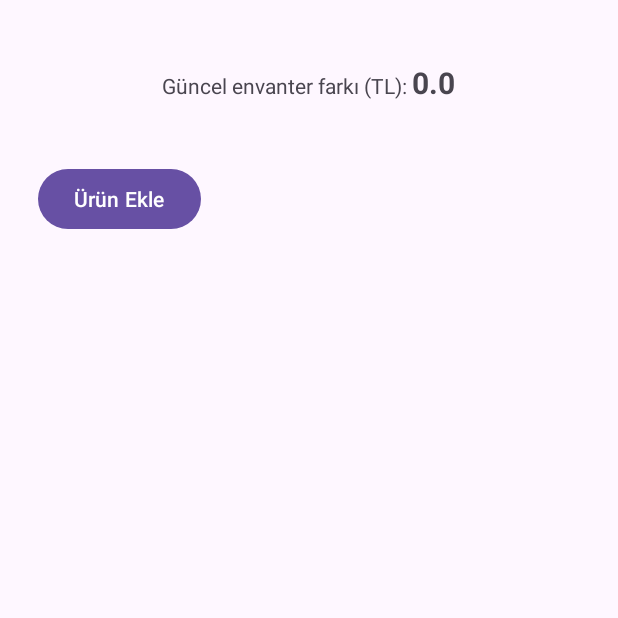
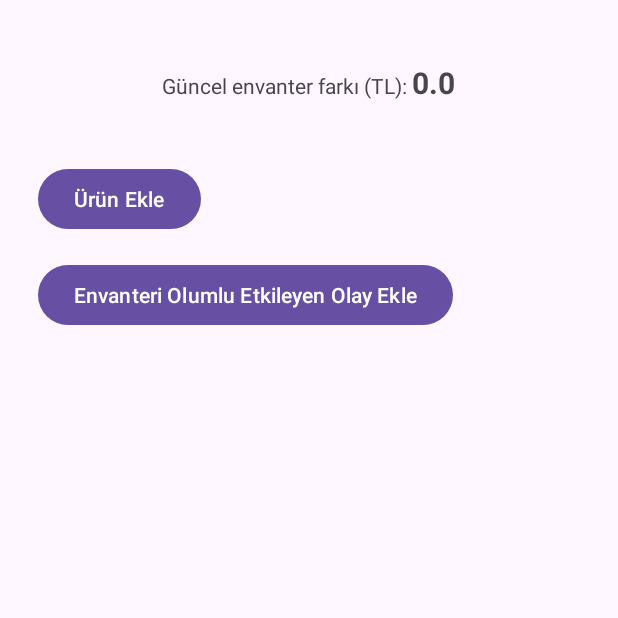
Before and after one commit to alibozlak/followCurrentInventoryDifference, an Android app: the screen it shows after launch (MainActivity), on a phone screen of 412 x 824 dp, the top half of it. Run offline under Robolectric (Android 15) with nearby library versions, the phone set to English and light mode, and no system bars.

Commit message:
Before AddPositiveEventAffectingInventory

```diff
--- a/app/src/main/java/dev/bozlak/followcurrentinventorydifference/dao/concretes/FirstProductDao.java
+++ b/app/src/main/java/dev/bozlak/followcurrentinventorydifference/dao/concretes/FirstProductDao.java
@@ -68,12 +68,14 @@ public class FirstProductDao implements ProductDao {
                 + DbConstants.PRODUCT_PRICE_COLUMN_NAME + ", "
                 + DbConstants.PRODUCT_TAX_COLUMN_NAME + ", "
                 + DbConstants.LAST_PRODUCT_INVENTORY_DIFFERENCE_COLUMN_NAME + ", "
-                + DbConstants.LAST_PRODUCT_INVENTORY_DATE_COLUMN_NAME + ") VALUES ("
+                + DbConstants.LAST_PRODUCT_INVENTORY_DATE_COLUMN_NAME + ", "
+                + DbConstants.PRODUCT_NAME_COLUMN_NAME + ") VALUES ("
                 + product.getProductCode() + ", "
                 + product.getCurrentPrice() + ", "
                 + product.getTax() + ", "
                 + product.getInventoryDifference() + ", "
-                + product.getLastProductInventoryDate() + ");";
+                + product.getLastProductInventoryDate() + ", '"
+                + product.getProductName() + "');";
         try (SQLiteDatabase db = SQLiteDatabase.openOrCreateDatabase(DbConstants.DB_PATH, null)) {
             System.out.println(db.isReadOnly());
             db.execSQL(sqlForAddProduct);
--- a/app/src/main/java/dev/bozlak/followcurrentinventorydifference/views/AddProductFragment.java
+++ b/app/src/main/java/dev/bozlak/followcurrentinventorydifference/views/AddProductFragment.java
@@ -76,7 +76,7 @@ public class AddProductFragment extends Fragment {
                 inventoryDifference = Double.parseDouble(inventoryDifferenceString);
             }
             long lastProductInventoryDate = binding.cvLastProductInventoryDate.getDate();
-            //String productName = binding.etProductName.getText().toString();
+            String productName = binding.etProductName.getText().toString();
 
             Product product = new Product();
             product.setProductCode(productCode);
@@ -84,7 +84,7 @@ public class AddProductFragment extends Fragment {
             product.setTax(tax);
             product.setInventoryDifference(inventoryDifference);
             product.setLastProductInventoryDate(lastProductInventoryDate);
-            //product.setProductName(productName);
+            product.setProductName(productName);
             if(addProduct(product)){
                 Toast toast = Toast.makeText(this.getContext(), "Ürün eklendi.", Toast.LENGTH_SHORT);
                 toast.show();
@@ -93,7 +93,7 @@ public class AddProductFragment extends Fragment {
                 binding.etProductTax.setText("");
                 binding.etProductInventoryDifference.setText("");
                 binding.cvLastProductInventoryDate.setDate(new Date().getTime());
-                //binding.etProductName.setText("");
+                binding.etProductName.setText("");
             } else {
                 Toast.makeText(this.getContext(), "Ürün eklenirken hata oluştu.", Toast.LENGTH_SHORT).show();
             }
--- a/app/src/main/res/layout/fragment_add_product.xml
+++ b/app/src/main/res/layout/fragment_add_product.xml
@@ -157,7 +157,7 @@
 
     </LinearLayout>
 
-  <!--  <LinearLayout
+    <LinearLayout
         android:id="@+id/ll_productName"
         android:layout_width="wrap_content"
         android:layout_height="wrap_content"
@@ -183,7 +183,7 @@
             android:hint="Ürün adı (isteğe bağlı)"
             android:inputType="text" />
 
-    </LinearLayout> -->
+    </LinearLayout>
 
     <Button
         android:id="@+id/btn_addProductInAddProductFragment"
@@ -193,7 +193,7 @@
         android:text="Ekle"
         app:layout_constraintEnd_toEndOf="parent"
         app:layout_constraintStart_toStartOf="parent"
-        app:layout_constraintTop_toBottomOf="@+id/ll_lastProductInventoryDate" />
+        app:layout_constraintTop_toBottomOf="@+id/ll_productName" />
 
 
 </LinearLayout>
--- a/app/src/main/res/layout/fragment_main.xml
+++ b/app/src/main/res/layout/fragment_main.xml
@@ -46,4 +46,13 @@
         app:layout_constraintStart_toStartOf="parent"
         app:layout_constraintTop_toBottomOf="@+id/linearLayout" />
 
+    <Button
+        android:id="@+id/btn_addEventInMainFragment"
+        android:layout_width="wrap_content"
+        android:layout_height="wrap_content"
+        android:layout_marginTop="16dp"
+        android:text="Envanteri Olumlu Etkileyen Olay Ekle"
+        app:layout_constraintStart_toStartOf="@+id/btn_addProduct"
+        app:layout_constraintTop_toBottomOf="@+id/btn_addProduct" />
+
 </androidx.constraintlayout.widget.ConstraintLayout>
--- a/app/src/main/res/navigation/nav_graph.xml
+++ b/app/src/main/res/navigation/nav_graph.xml
@@ -13,10 +13,23 @@
         <action
             android:id="@+id/mainFragmentToAddProductFragment"
             app:destination="@id/addProductFragment" />
+        <action
+            android:id="@+id/mainFragmentToAddPositiveEventFragment"
+            app:destination="@id/addPositiveEventFragment" />
     </fragment>
     <fragment
         android:id="@+id/addProductFragment"
         android:name="dev.bozlak.followcurrentinventorydifference.views.AddProductFragment"
         android:label="fragment_add_product"
         tools:layout="@layout/fragment_add_product" />
+    <fragment
+        android:id="@+id/addPositiveEventFragment"
+        android:name="dev.bozlak.followcurrentinventorydifference.views.AddPositiveEventFragment"
+        android:label="fragment_add_positive_event"
+        tools:layout="@layout/fragment_add_positive_event" >
+        <argument
+            android:name="isEventPositive"
+            app:argType="boolean"
+            android:defaultValue="true" />
+    </fragment>
 </navigation>
```
Also changed, not shown: app/src/main/java/dev/bozlak/followcurrentinventorydifference/views/AddPositiveEventFragment.java (added, +46 -0 lines), app/src/main/java/dev/bozlak/followcurrentinventorydifference/views/MainFragment.java (+7 -0 lines), app/src/main/res/layout/fragment_add_positive_event.xml (added, +9 -0 lines).
